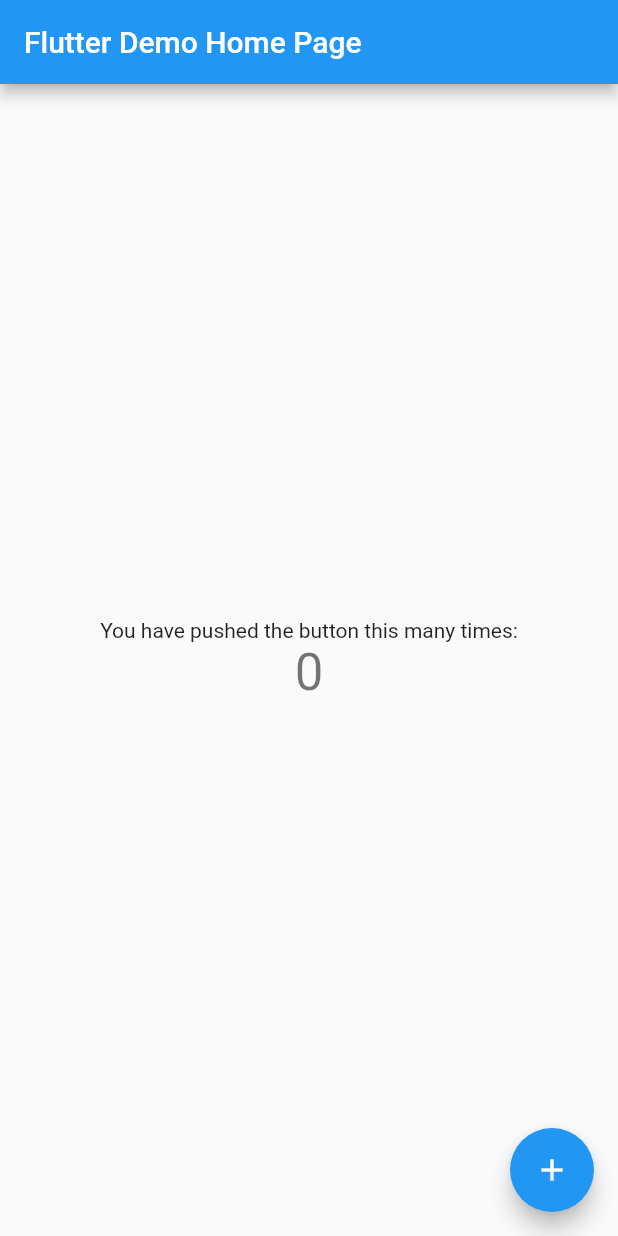
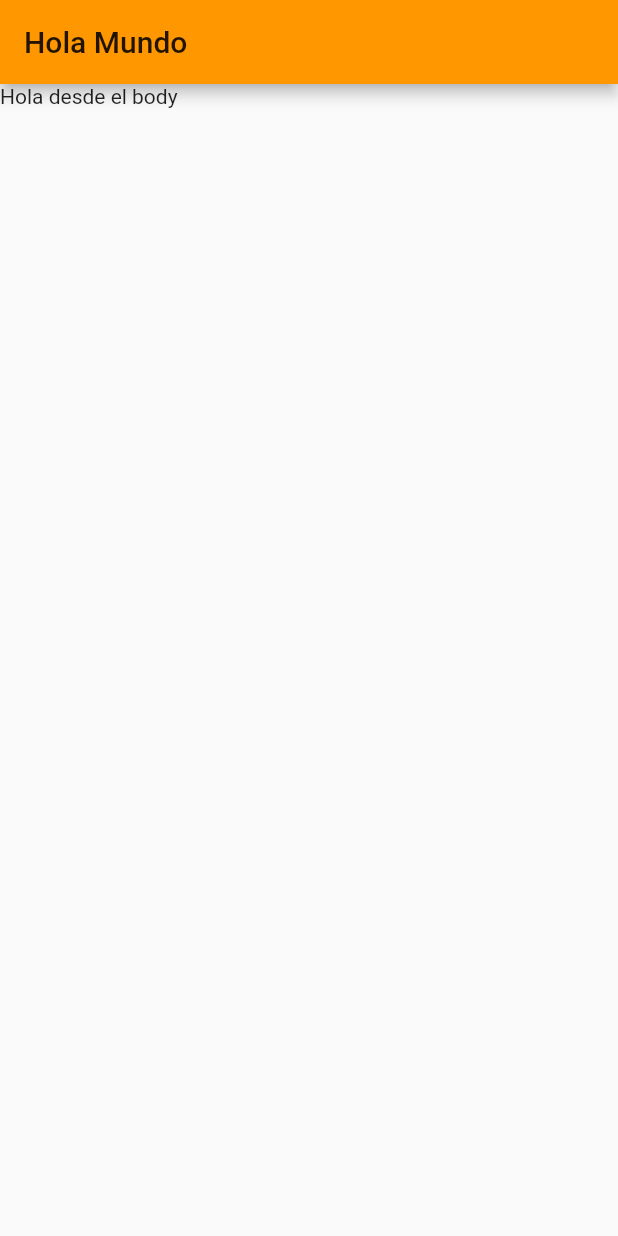
Before and after one commit to AlejoRMinetti/flutter-twt-tutorial, a Flutter app: the screen it shows after launch, on a phone screen of 412 x 824 dp. Run offline on Flutter 3.47's test engine with Material 2 defaults, Android fonts, the phone set to English and light mode, and no system bars.

Commit message:
Scaffold hola mundo

```diff
--- a/lib/main.dart
+++ b/lib/main.dart
@@ -9,105 +9,24 @@ class MyApp extends StatelessWidget {
   @override
   Widget build(BuildContext context) {
     return MaterialApp(
-      title: 'Flutter Demo',
+      title: 'Tim & CHAMA App',
       theme: ThemeData(
-        // This is the theme of your application.
-        //
-        // Try running your application with "flutter run". You'll see the
-        // application has a blue toolbar. Then, without quitting the app, try
-        // changing the primarySwatch below to Colors.green and then invoke
-        // "hot reload" (press "r" in the console where you ran "flutter run",
-        // or simply save your changes to "hot reload" in a Flutter IDE).
-        // Notice that the counter didn't reset back to zero; the application
-        // is not restarted.
-        primarySwatch: Colors.blue,
+        primarySwatch: Colors.orange,
+        visualDensity: VisualDensity.adaptivePlatformDensity,
       ),
-      home: MyHomePage(title: 'Flutter Demo Home Page'),
+      home: MyHomePage(),
     );
   }
 }
 
-class MyHomePage extends StatefulWidget {
-  MyHomePage({Key key, this.title}) : super(key: key);
-
-  // This widget is the home page of your application. It is stateful, meaning
-  // that it has a State object (defined below) that contains fields that affect
-  // how it looks.
-
-  // This class is the configuration for the state. It holds the values (in this
-  // case the title) provided by the parent (in this case the App widget) and
-  // used by the build method of the State. Fields in a Widget subclass are
-  // always marked "final".
-
-  final String title;
-
-  @override
-  _MyHomePageState createState() => _MyHomePageState();
-}
-
-class _MyHomePageState extends State<MyHomePage> {
-  int _counter = 0;
-
-  void _incrementCounter() {
-    setState(() {
-      // This call to setState tells the Flutter framework that something has
-      // changed in this State, which causes it to rerun the build method below
-      // so that the display can reflect the updated values. If we changed
-      // _counter without calling setState(), then the build method would not be
-      // called again, and so nothing would appear to happen.
-      _counter ++;
-    });
-  }
-
+class MyHomePage extends StatelessWidget {
   @override
   Widget build(BuildContext context) {
-    // This method is rerun every time setState is called, for instance as done
-    // by the _incrementCounter method above.
-    //
-    // The Flutter framework has been optimized to make rerunning build methods
-    // fast, so that you can just rebuild anything that needs updating rather
-    // than having to individually change instances of widgets.
     return Scaffold(
       appBar: AppBar(
-        // Here we take the value from the MyHomePage object that was created by
-        // the App.build method, and use it to set our appbar title.
-        title: Text(widget.title),
+        title: Text('Hola Mundo'),
       ),
-      body: Center(
-        // Center is a layout widget. It takes a single child and positions it
-        // in the middle of the parent.
-        child: Column(
-          // Column is also a layout widget. It takes a list of children and
-          // arranges them vertically. By default, it sizes itself to fit its
-          // children horizontally, and tries to be as tall as its parent.
-          //
-          // Invoke "debug painting" (press "p" in the console, choose the
-          // "Toggle Debug Paint" action from the Flutter Inspector in Android
-          // Studio, or the "Toggle Debug Paint" command in Visual Studio Code)
-          // to see the wireframe for each widget.
-          //
-          // Column has various properties to control how it sizes itself and
-          // how it positions its children. Here we use mainAxisAlignment to
-          // center the children vertically; the main axis here is the vertical
-          // axis because Columns are vertical (the cross axis would be
-          // horizontal).
-          mainAxisAlignment: MainAxisAlignment.center,
-          children: <Widget>[
-            Text(
-              'You have pushed the button this many times:',
-            ),
-            Text(
-              '$_counter',
-              style: Theme.of(context).textTheme.headline4,
-            ),
-          ],
-        ),
-      ),
-      floatingActionButton: FloatingActionButton(
-        onPressed: _incrementCounter,
-        tooltip: 'Increment',
-        child: Icon(Icons.add),
-      ), // This trailing comma makes auto-formatting nicer for build methods.
+      body: Text("Hola desde el body"),
     );
   }
 }
```
